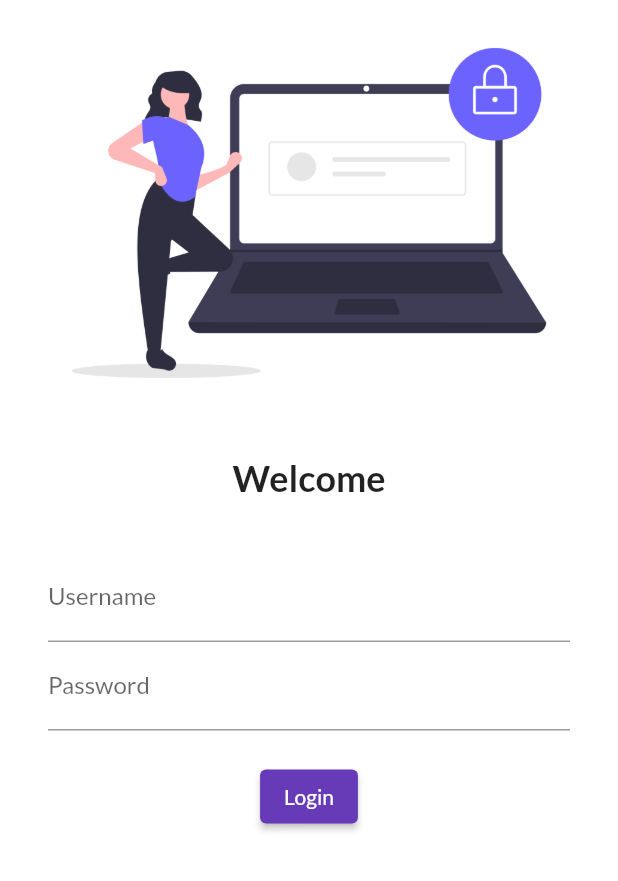
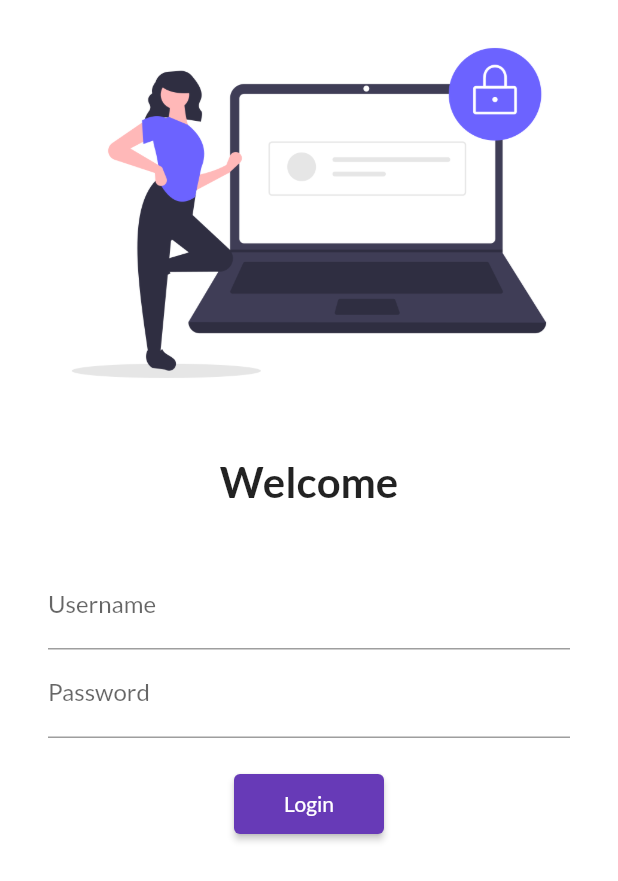
Before and after one commit to karanbora79/30daysofFlutter, a Flutter app: the screen it shows after launch, on a phone screen of 412 x 824 dp. Shown: the top 881 px of the screen. Run offline on Flutter 3.47's test engine with Material 2 defaults, Android fonts, the phone set to English and light mode, and no system bars; our stand-ins replace google_fonts.

Commit message:
day 5 completed

```diff
--- a/analysis_options.yaml
+++ b/analysis_options.yaml
@@ -7,7 +7,7 @@
 
 # The following line activates a set of recommended lints for Flutter apps,
 # packages, and plugins designed to encourage good coding practices.
-include: package:flutter_lints/flutter.yaml
+# include: package:flutter_lints/flutter.yaml
 
 linter:
   # The lint rules applied to this project can be customized in the
--- a/lib/main.dart
+++ b/lib/main.dart
@@ -1,6 +1,7 @@
 import 'package:flutter/material.dart';
 import 'package:flutter_catalogue/pages/home_page.dart';
 import 'package:flutter_catalogue/pages/login_page.dart';
+import 'package:flutter_catalogue/utils/routes.dart';
 import 'package:google_fonts/google_fonts.dart';
 
 void main() {
@@ -34,8 +35,8 @@ class MyApp extends StatelessWidget {
       initialRoute: "/", // by default its value is home
       routes: {
         "/": (context) => LoginPage(),
-        "/home": (context) => HomePage(),
-        "/login": (context) => LoginPage(),
+        MyRoutes.homeRoute: (context) => HomePage(),
+        MyRoutes.loginRoute: (context) => LoginPage(),
       },
     );
   }
--- a/lib/pages/login_page.dart
+++ b/lib/pages/login_page.dart
@@ -1,4 +1,5 @@
 import 'package:flutter/material.dart';
+import 'package:flutter_catalogue/utils/routes.dart';
 
 class LoginPage extends StatelessWidget {
   const LoginPage({super.key});
@@ -7,6 +8,7 @@ class LoginPage extends StatelessWidget {
   Widget build(BuildContext context) {
     return Material(
       color: Colors.white,
+      child: SingleChildScrollView(
         child: Column(
           children: [
             Image.asset(
@@ -15,11 +17,10 @@ class LoginPage extends StatelessWidget {
             ),
             SizedBox(
               height: 20.0,
-            // child: Text("Hello"),
             ),
             Text("Welcome",
                 style: TextStyle(
-                fontSize: 24,
+                  fontSize: 28,
                   fontWeight: FontWeight.bold,
                 )),
             SizedBox(
@@ -52,15 +53,16 @@ class LoginPage extends StatelessWidget {
                   ),
                   ElevatedButton(
                     child: Text("Login"),
-                  style: TextButton.styleFrom(),
+                    style: TextButton.styleFrom(minimumSize: Size(100, 40)),
                     onPressed: () {
-                    print("Hi Karan");
+                      Navigator.pushNamed(context, MyRoutes.homeRoute);
                     },
                   )
                 ],
               ),
             )
           ],
+        ),
       ),
       // child: Center(
       //   child: Text(
--- /dev/null
+++ b/lib/utils/routes.dart
@@ -0,0 +1,4 @@
+class MyRoutes {
+  static String loginRoute = "/login";
+  static String homeRoute = "/home";
+}
--- a/pubspec.yaml
+++ b/pubspec.yaml
@@ -46,7 +46,7 @@ dev_dependencies:
   # activated in the `analysis_options.yaml` file located at the root of your
   # package. See that file for information about deactivating specific lint
   # rules and activating additional ones.
-  flutter_lints: ^2.0.0
+  # flutter_lints: ^2.0.0
 
 # For information on the generic Dart part of this file, see the
 # following page: https://dart.dev/tools/pub/pubspec
```
Also changed, not shown: pubspec.lock. Lines whose indentation alone changed are shown as unchanged.
